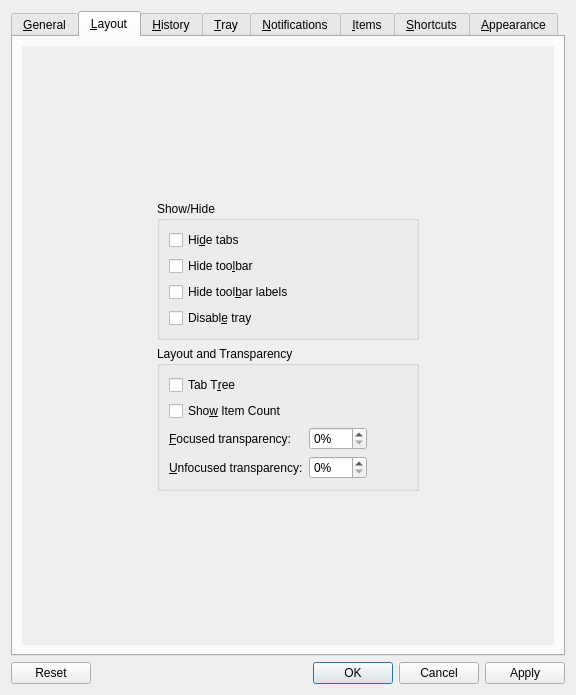
First picture: the form in src/ui/configurationmanager.ui, repository hluk/CopyQ, before the edit.
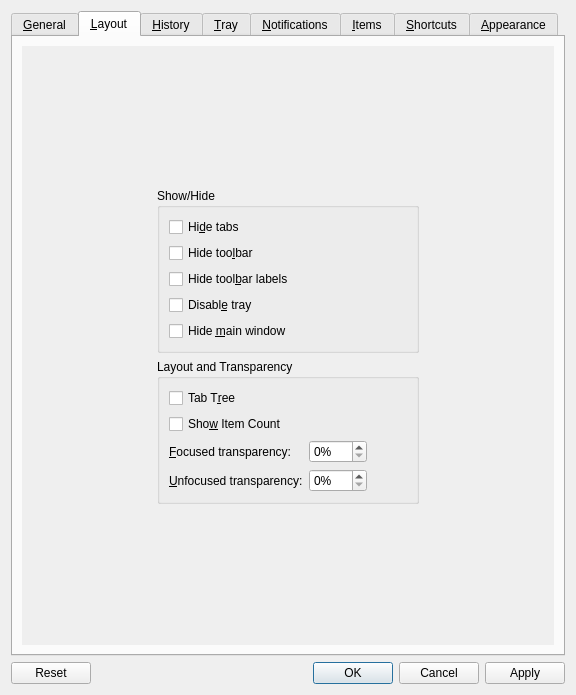
Second picture: the form after the edit. The open tabs and pages were chosen to show the change. Custom widgets are drawn as their Qt base class.

Commit message: Add option to hide main window when closed

```diff
--- a/src/ui/configurationmanager.ui
+++ b/src/ui/configurationmanager.ui
@@ -373,6 +373,16 @@
                     </property>
                    </widget>
                   </item>
+                  <item>
+                   <widget class="QCheckBox" name="checkBoxHideWindow">
+                    <property name="toolTip">
+                     <string>Hide main window when closed</string>
+                    </property>
+                    <property name="text">
+                     <string>Hide &amp;main window</string>
+                    </property>
+                   </widget>
+                  </item>
                  </layout>
                 </widget>
                </item>
```
Left out of the diff: 12 changed lines with no effect on the pictures. The commit also changes 3 other files.
